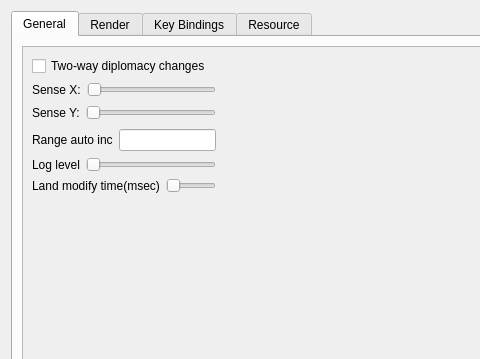
Before: the Qt Designer form settings.ui in Samolleg/ataman-mp, drawn with Qt 5; both pictures show x 0 to 480 and y 0 to 359 of the 670 by 451 pixel window.
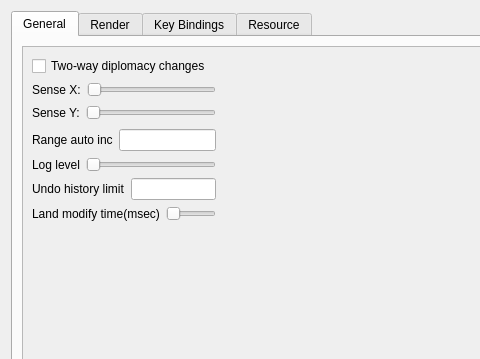
After: the same form once the commit is applied. The open tabs and pages were chosen to show the change.

Commit message: Restore compound unit movement exactly on undo

Diff of the .ui file:
```diff
--- a/settings.ui
+++ b/settings.ui
@@ -69,6 +69,24 @@
              </item>
             </layout>
            </item>
+           <item row="5" column="0">
+            <layout class="QHBoxLayout" name="horizontalLayoutUndoHistory">
+             <item>
+              <widget class="QLabel" name="labelUndoHistoryLimit">
+               <property name="text">
+                <string>Undo history limit</string>
+               </property>
+              </widget>
+             </item>
+             <item>
+              <widget class="QLineEdit" name="undoHistoryLimit">
+               <property name="toolTip">
+                <string>Maximum number of undo commands retained. Applied after restarting the editor.</string>
+               </property>
+              </widget>
+             </item>
+            </layout>
+           </item>
            <item row="0" column="0">
             <widget class="QCheckBox" name="dipEditSymmetric">
              <property name="text">
```
The commit also changes 13 other files.
